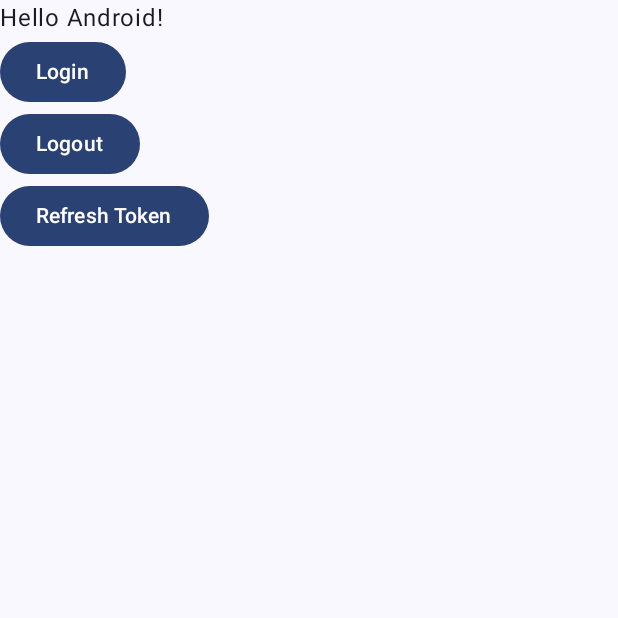
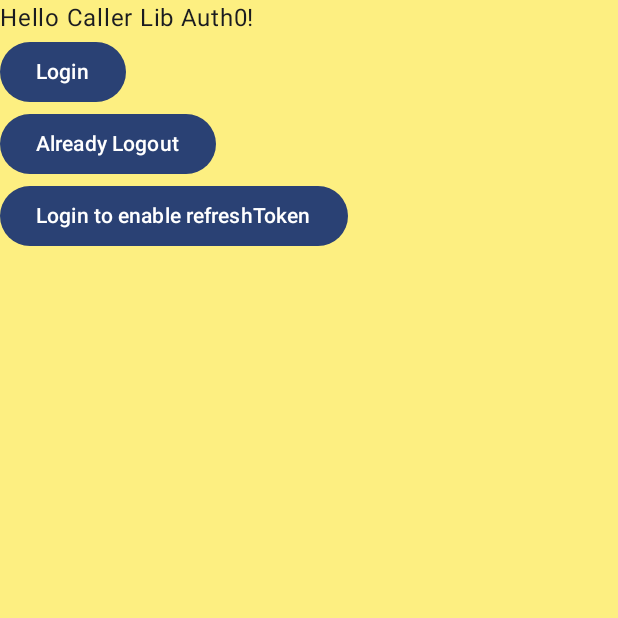
Before and after one commit to juckrit/PocLibAuth0, an Android app built with Jetpack Compose: the screen it shows after launch (MainActivity), on a phone screen of 412 x 824 dp, the top half of it. Run offline under Robolectric (Android 15) with nearby library versions, the phone set to English and light mode, and no system bars; libraries missing offline, so code that uses them is left out: com.kingpowerclick.android; 1 statement that could not run was skipped.

Commit message:
use version 1.0.7

```diff
--- a/app/src/main/java/com/kingpowerclick/poclibauth0/MainActivity.kt
+++ b/app/src/main/java/com/kingpowerclick/poclibauth0/MainActivity.kt
@@ -5,6 +5,7 @@ import android.util.Log
 import androidx.activity.ComponentActivity
 import androidx.activity.compose.setContent
 import androidx.activity.enableEdgeToEdge
+import androidx.compose.foundation.background
 import androidx.compose.foundation.layout.Column
 import androidx.compose.foundation.layout.fillMaxSize
 import androidx.compose.foundation.layout.padding
@@ -12,29 +13,39 @@ import androidx.compose.material3.Button
 import androidx.compose.material3.Scaffold
 import androidx.compose.material3.Text
 import androidx.compose.runtime.Composable
+import androidx.compose.runtime.getValue
+import androidx.compose.runtime.mutableStateOf
+import androidx.compose.runtime.remember
 import androidx.compose.runtime.rememberCoroutineScope
+import androidx.compose.runtime.setValue
 import androidx.compose.ui.Modifier
+import androidx.compose.ui.res.stringResource
 import androidx.compose.ui.tooling.preview.Preview
 import com.kingpowerclick.android.auth0.AuthenticationManager
 import com.kingpowerclick.android.auth0.CredentialsModel
 import com.kingpowerclick.poclibauth0.ui.theme.PocLibAuth0Theme
+import com.kingpowerclick.poclibauth0.ui.theme.Purple80
+import com.kingpowerclick.poclibauth0.ui.theme.Yellow
 import kotlinx.coroutines.launch
 
 class MainActivity : ComponentActivity() {
     private lateinit var authenticationManager: AuthenticationManager
-    private var refreshToken = ""
+
     override fun onCreate(savedInstanceState: Bundle?) {
         super.onCreate(savedInstanceState)
         authenticationManager = AuthenticationManager(this)
         enableEdgeToEdge()
         setContent {
             val scope = rememberCoroutineScope()
-
+            var refreshToken by remember {
+                mutableStateOf("")
+            }
             PocLibAuth0Theme {
-                Scaffold(modifier = Modifier.fillMaxSize()) { innerPadding ->
-                    Column {
+                Scaffold(modifier = Modifier.fillMaxSize().background(Yellow)) { innerPadding ->
+                    Column(
+                        modifier = Modifier.fillMaxSize().background(Yellow)
+                    ) {
                         Greeting(
-                            name = "Android",
                             modifier = Modifier.padding(innerPadding),
                         )
                         Button(
@@ -51,14 +62,19 @@ class MainActivity : ComponentActivity() {
                                             Log.d("asdf", "${result.scope}")
                                             refreshToken = result.refreshToken!!
                                         },
-                                        onFail = {
-                                            val a = "onFail"
-                                        },
+                                        onFail = {},
                                     )
                                 }
                             },
                             content = {
-                                Text("Login")
+                                Text(
+                                    text =
+                                        if (refreshToken.isBlank()) {
+                                            "Login"
+                                        } else {
+                                            "Already Login refreshToken = $refreshToken"
+                                        },
+                                )
                             },
                         )
                         Button(
@@ -69,14 +85,19 @@ class MainActivity : ComponentActivity() {
                                         onSuccess = {
                                             val a = 1
                                         },
-                                        onFail = {
-                                            val a = "onFail"
-                                        },
+                                        onFail = {},
                                     )
                                 }
                             },
                             content = {
-                                Text("Logout")
+                                Text(
+                                    text =
+                                        if (refreshToken.isBlank()) {
+                                            "Already Logout"
+                                        } else {
+                                            "Logout"
+                                        },
+                                )
                             },
                         )
                         Button(
@@ -86,16 +107,21 @@ class MainActivity : ComponentActivity() {
                                         refreshToken = refreshToken,
                                         onSuccess = { credentials: CredentialsModel ->
 
-                                            val a = credentials.refreshToken
+                                            refreshToken = credentials.refreshToken!!
                                         },
-                                        onFail = {
-                                            val a = "onFail"
-                                        },
+                                        onFail = {},
                                     )
                                 }
                             },
                             content = {
-                                Text("Refresh Token")
+                                Text(
+                                    text =
+                                        if (refreshToken.isBlank()) {
+                                            "Login to enable refreshToken"
+                                        } else {
+                                            "refreshToken = $refreshToken"
+                                        },
+                                )
                             },
                         )
                     }
@@ -107,7 +133,7 @@ class MainActivity : ComponentActivity() {
 
 @Composable
 fun Greeting(
-    name: String,
+    name: String = stringResource(R.string.app_name),
     modifier: Modifier = Modifier,
 ) {
     Text(
@@ -120,6 +146,6 @@ fun Greeting(
 @Composable
 fun GreetingPreview() {
     PocLibAuth0Theme {
-        Greeting("Android")
+        Greeting(stringResource(R.string.app_name))
     }
 }
--- a/app/src/main/java/com/kingpowerclick/poclibauth0/ui/theme/Color.kt
+++ b/app/src/main/java/com/kingpowerclick/poclibauth0/ui/theme/Color.kt
@@ -9,3 +9,4 @@ val Pink80 = Color(0xFFEFB8C8)
 val Purple40 = Color(0xFF6650a4)
 val PurpleGrey40 = Color(0xFF625b71)
 val Pink40 = Color(0xFF7D5260)
+val Yellow = Color(0xA4FFEB3B)
--- a/app/src/main/res/values/strings.xml
+++ b/app/src/main/res/values/strings.xml
@@ -1,3 +1,3 @@
 <resources>
-    <string name="app_name">PocLibAuth0</string>
+    <string name="app_name">Caller Lib Auth0</string>
 </resources>
```
Also changed, not shown: app/build.gradle.kts (+12 -4 lines).
